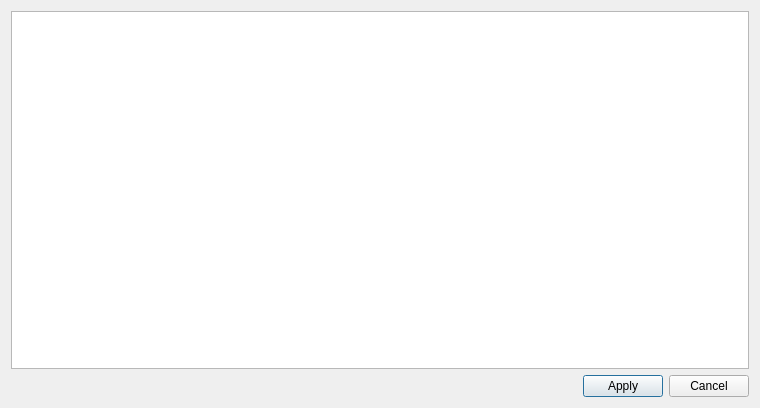
Above: VisaInstrumentControlAssistant/instrumentconfiguration.ui from pengjianaixue/VisaInstrumentControlAssistant before the change. Below: the same form after it.
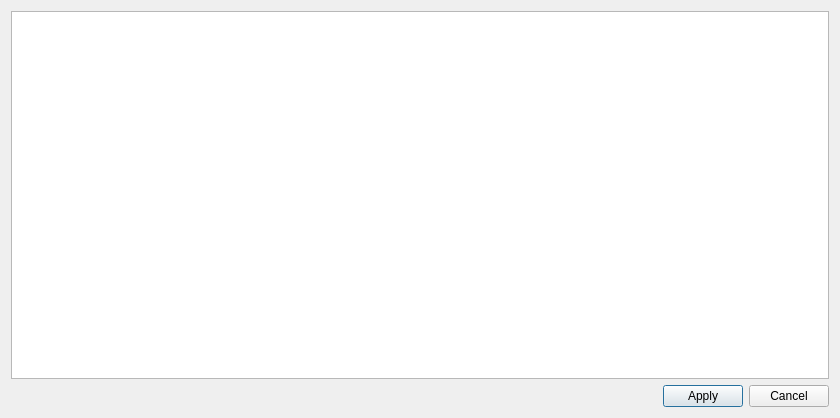
That is the form after the change. Icons and pictures are not drawn.

Patch:
```diff
--- a/VisaInstrumentControlAssistant/instrumentconfiguration.ui
+++ b/VisaInstrumentControlAssistant/instrumentconfiguration.ui
@@ -6,8 +6,8 @@
    <rect>
     <x>0</x>
     <y>0</y>
-    <width>760</width>
-    <height>408</height>
+    <width>840</width>
+    <height>418</height>
    </rect>
   </property>
   <property name="windowTitle">
```
Left out of the diff: 3 changed lines with no effect on the pictures.
